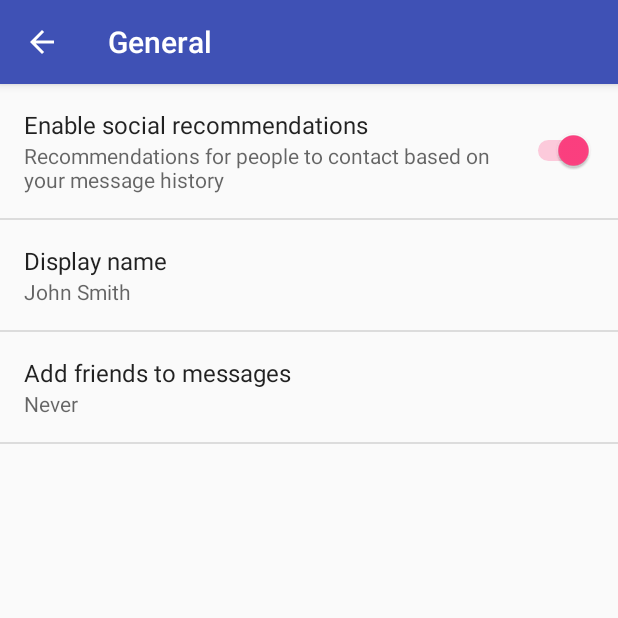
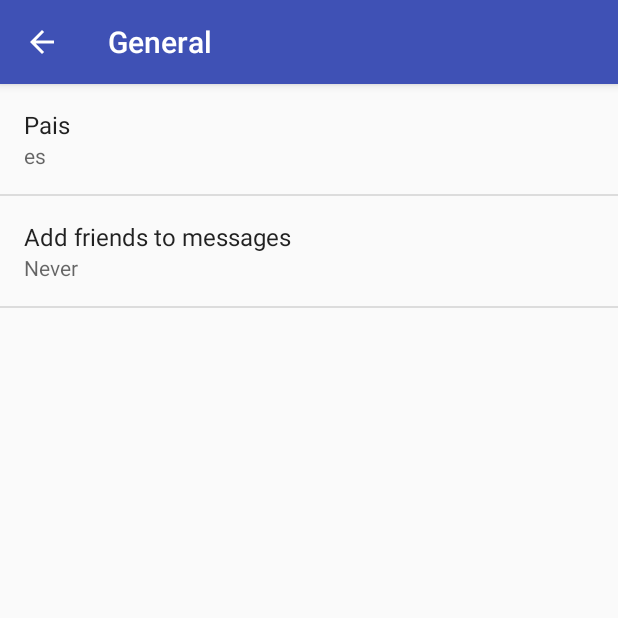
Before and after one commit to lawer/RottenTomatoesClient, an Android app: the SettingsActivity screen opened directly, with no data from a screen before it, after a tap on "General", on a phone screen of 412 x 824 dp, the top half of it. Run offline under Robolectric (Android 15) with nearby library versions, the phone set to English and light mode, and no system bars.

```diff
--- a/app/build.gradle
+++ b/app/build.gradle
@@ -27,5 +27,7 @@ dependencies {
     compile 'com.android.support:design:23.1.0'
     compile 'com.squareup.retrofit:retrofit:2.0.0-beta2'
     compile 'com.squareup.retrofit:converter-gson:2.0.0-beta2'
+    compile 'com.squareup.retrofit:converter-moshi:+'
     compile 'com.android.support:support-v4:23.1.0'
+    provided 'org.glassfish:javax.annotation:10.0-b28'
 }
--- a/app/src/main/java/poblenou/rottentomatoesclient/SettingsActivity.java
+++ b/app/src/main/java/poblenou/rottentomatoesclient/SettingsActivity.java
@@ -190,7 +190,7 @@ public class SettingsActivity extends AppCompatPreferenceActivity {
             // to their values. When their values change, their summaries are
             // updated to reflect the new value, per the Android Design
             // guidelines.
-            bindPreferenceSummaryToValue(findPreference("example_text"));
+            bindPreferenceSummaryToValue(findPreference("pais"));
             bindPreferenceSummaryToValue(findPreference("example_list"));
         }
 
--- a/app/src/main/res/xml/pref_general.xml
+++ b/app/src/main/res/xml/pref_general.xml
@@ -1,22 +1,14 @@
 <PreferenceScreen xmlns:android="http://schemas.android.com/apk/res/android">
 
-    <SwitchPreference
-        android:defaultValue="true"
-        android:key="example_switch"
-        android:summary="@string/pref_description_social_recommendations"
-        android:title="@string/pref_title_social_recommendations" />
-
-    <!-- NOTE: EditTextPreference accepts EditText attributes. -->
-    <!-- NOTE: EditTextPreference's summary should be set to its value by the activity code. -->
     <EditTextPreference
         android:capitalize="words"
-        android:defaultValue="@string/pref_default_display_name"
+        android:defaultValue="es"
         android:inputType="textCapWords"
-        android:key="example_text"
+        android:key="pais"
         android:maxLines="1"
         android:selectAllOnFocus="true"
         android:singleLine="true"
-        android:title="@string/pref_title_display_name" />
+        android:title="Pais" />
 
     <!-- NOTE: Hide buttons to simplify the UI. Users can touch outside the dialog to
          dismiss it. -->
```
Also changed, not shown: app/src/main/java/poblenou/rottentomatoesclient/RottenTomatoesAPIClientRetrofit.java (+4 -4 lines), app/src/main/java/poblenou/rottentomatoesclient/json/AbridgedCast.java (+23 -8 lines), app/src/main/java/poblenou/rottentomatoesclient/json/AlternateIds.java (+10 -3 lines), app/src/main/java/poblenou/rottentomatoesclient/json/ApiData.java (+37 -7 lines), app/src/main/java/poblenou/rottentomatoesclient/json/Links.java (+34 -11 lines), app/src/main/java/poblenou/rottentomatoesclient/json/Links_.java (+16 -5 lines), app/src/main/java/poblenou/rottentomatoesclient/json/Movie.java (+86 -31 lines), app/src/main/java/poblenou/rottentomatoesclient/json/Posters.java (+28 -9 lines), app/src/main/java/poblenou/rottentomatoesclient/json/Ratings.java (+22 -22 lines), app/src/main/java/poblenou/rottentomatoesclient/json/ReleaseDates.java (+10 -3 lines), 1 other file.
